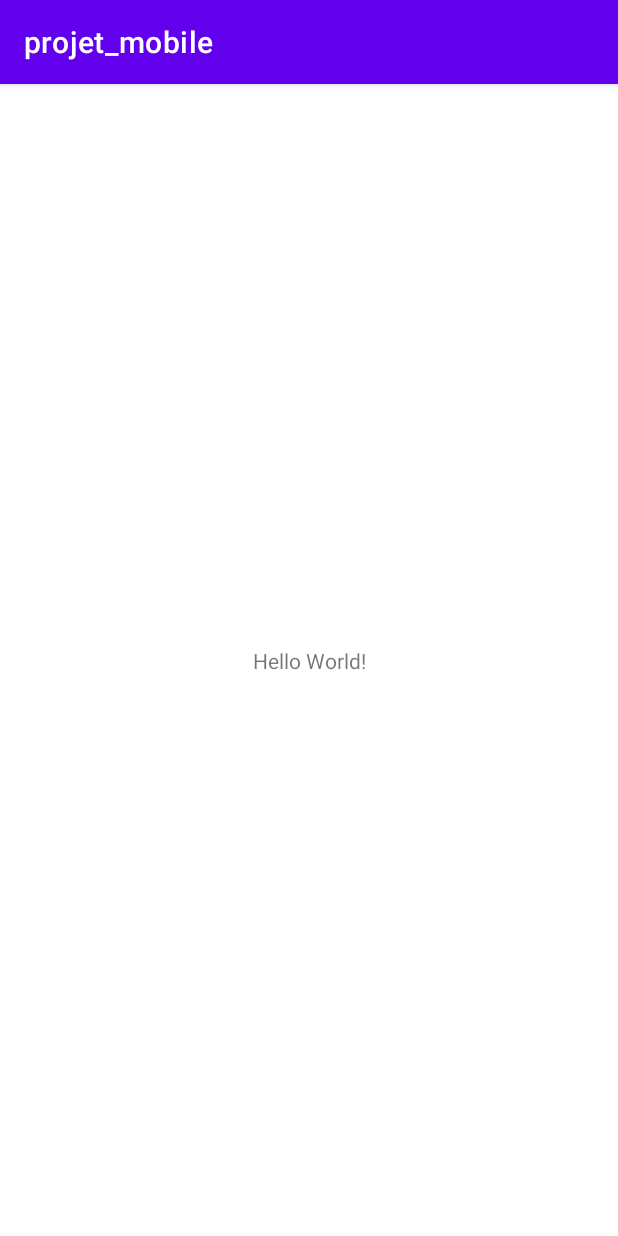
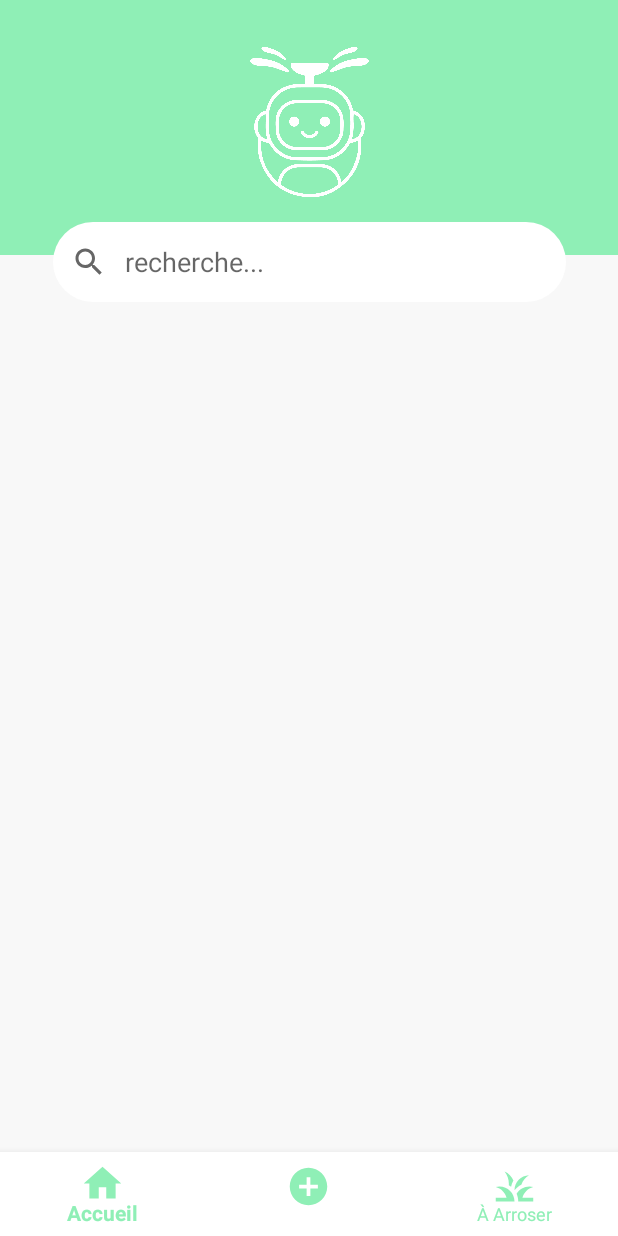
Before and after one commit to zinouboucherir/Arrobot, an Android app: the screen it shows after launch (MainActivity), on a phone screen of 412 x 824 dp. Run offline under Robolectric (Android 15) with nearby library versions, the phone set to English and light mode, and no system bars.

Commit message:
bottom_menu

```diff
--- a/app/build.gradle
+++ b/app/build.gradle
@@ -39,6 +39,8 @@ dependencies {
     implementation 'androidx.appcompat:appcompat:1.3.1'
     implementation 'com.google.android.material:material:1.4.0'
     implementation 'androidx.constraintlayout:constraintlayout:2.1.1'
+    implementation 'com.google.android.material:material:1.1.0'
+    implementation 'androidx.legacy:legacy-support-v4:1.0.0'
     testImplementation 'junit:junit:4.+'
     androidTestImplementation 'androidx.test.ext:junit:1.1.3'
     androidTestImplementation 'androidx.test.espresso:espresso-core:3.4.0'
--- a/app/src/main/java/com/example/projet_mobile/MainActivity.kt
+++ b/app/src/main/java/com/example/projet_mobile/MainActivity.kt
@@ -1,11 +1,40 @@
 package com.example.projet_mobile
 
+import android.content.Intent
 import androidx.appcompat.app.AppCompatActivity
 import android.os.Bundle
+import android.view.MenuItem
+import androidx.fragment.app.Fragment
+import com.example.projet_mobile.fragments.AddFragment
+import com.example.projet_mobile.fragments.ArrosageFragment
+import com.example.projet_mobile.fragments.HomeFragment
+import com.google.android.material.bottomnavigation.BottomNavigationView
 
 class MainActivity : AppCompatActivity() {
+    private val homeFragment=HomeFragment()
+    private val arrosageFragment=ArrosageFragment()
+    private val addFragment=AddFragment()
     override fun onCreate(savedInstanceState: Bundle?) {
         super.onCreate(savedInstanceState)
         setContentView(R.layout.activity_main)
+        replaceFragment(homeFragment)
+
+        val navigation=findViewById<BottomNavigationView>(R.id.bottom_menu)
+        navigation.setOnNavigationItemSelectedListener {
+            when(it.itemId){
+                R.id.home->replaceFragment(homeFragment)
+                R.id.add->replaceFragment(addFragment)
+                R.id.grass->replaceFragment(arrosageFragment)
+            }
+            true
+        }
+    }
+    private fun replaceFragment(fragment: Fragment){
+        if(fragment!=null)
+        {
+            val transaction=supportFragmentManager.beginTransaction()
+            transaction.replace(R.id.fragment_container,fragment)
+            transaction.commit()
+        }
     }
 }
--- /dev/null
+++ b/app/src/main/java/com/example/projet_mobile/fragments/AddFragment.kt
@@ -0,0 +1,24 @@
+package com.example.projet_mobile.fragments
+
+import android.os.Bundle
+import androidx.fragment.app.Fragment
+import android.view.LayoutInflater
+import android.view.View
+import android.view.ViewGroup
+import com.example.projet_mobile.R
+
+
+class AddFragment : Fragment() {
+
+    override fun onCreate(savedInstanceState: Bundle?) {
+        super.onCreate(savedInstanceState)
+    }
+
+    override fun onCreateView(
+        inflater: LayoutInflater, container: ViewGroup?,
+        savedInstanceState: Bundle?
+    ): View? {
+        // Inflate the layout for this fragment
+        return inflater.inflate(R.layout.fragment_add, container, false)
+    }
+}
--- /dev/null
+++ b/app/src/main/java/com/example/projet_mobile/fragments/ArrosageFragment.kt
@@ -0,0 +1,23 @@
+package com.example.projet_mobile.fragments
+
+import android.os.Bundle
+import androidx.fragment.app.Fragment
+import android.view.LayoutInflater
+import android.view.View
+import android.view.ViewGroup
+import com.example.projet_mobile.R
+
+class ArrosageFragment : Fragment() {
+
+    override fun onCreate(savedInstanceState: Bundle?) {
+        super.onCreate(savedInstanceState)
+    }
+
+    override fun onCreateView(
+        inflater: LayoutInflater, container: ViewGroup?,
+        savedInstanceState: Bundle?
+    ): View? {
+        // Inflate the layout for this fragment
+        return inflater.inflate(R.layout.fragment_arrosage, container, false)
+    }
+}
--- /dev/null
+++ b/app/src/main/java/com/example/projet_mobile/fragments/HomeFragment.kt
@@ -0,0 +1,23 @@
+package com.example.projet_mobile.fragments
+
+import android.os.Bundle
+import androidx.fragment.app.Fragment
+import android.view.LayoutInflater
+import android.view.View
+import android.view.ViewGroup
+import com.example.projet_mobile.R
+
+class HomeFragment : Fragment() {
+
+    override fun onCreate(savedInstanceState: Bundle?) {
+        super.onCreate(savedInstanceState)
+    }
+
+    override fun onCreateView(
+        inflater: LayoutInflater, container: ViewGroup?,
+        savedInstanceState: Bundle?
+    ): View? {
+        // Inflate the layout for this fragment
+        return inflater.inflate(R.layout.fragment_home, container, false)
+    }
+}
--- /dev/null
+++ b/app/src/main/res/drawable/custum_input.xml
@@ -0,0 +1,10 @@
+<?xml version="1.0" encoding="utf-8"?>
+<selector xmlns:android="http://schemas.android.com/apk/res/android">
+ <item android:state_enabled="true">
+     <shape android:shape="rectangle">
+        <corners android:radius="50dp"></corners>
+         <solid android:color="#FFFFFF" />
+         <stroke android:color="@android:color/darker_gray"></stroke>
+     </shape>
+ </item>
+</selector>
--- /dev/null
+++ b/app/src/main/res/drawable/ic_add.xml
@@ -0,0 +1,10 @@
+<vector xmlns:android="http://schemas.android.com/apk/res/android"
+    android:width="24dp"
+    android:height="24dp"
+    android:viewportWidth="24"
+    android:viewportHeight="24"
+    android:tint="?attr/colorControlNormal">
+  <path
+      android:fillColor="@android:color/white"
+      android:pathData="M12,2C6.48,2 2,6.48 2,12s4.48,10 10,10 10,-4.48 10,-10S17.52,2 12,2zM17,13h-4v4h-2v-4L7,13v-2h4L11,7h2v4h4v2z"/>
+</vector>
--- /dev/null
+++ b/app/src/main/res/drawable/ic_grass.xml
@@ -0,0 +1,10 @@
+<vector xmlns:android="http://schemas.android.com/apk/res/android"
+    android:width="24dp"
+    android:height="24dp"
+    android:viewportWidth="24"
+    android:viewportHeight="24"
+    android:tint="?attr/colorControlNormal">
+  <path
+      android:fillColor="@android:color/white"
+      android:pathData="M12,20H2v-2h5.75l0,0C7.02,15.19 4.81,12.99 2,12.26C2.64,12.1 3.31,12 4,12C8.42,12 12,15.58 12,20zM22,12.26C21.36,12.1 20.69,12 20,12c-2.93,0 -5.48,1.58 -6.88,3.93c0.29,0.66 0.53,1.35 0.67,2.07c0.13,0.65 0.2,1.32 0.2,2h2h6v-2h-5.75C16.98,15.19 19.19,12.99 22,12.26zM15.64,11.02c0.78,-2.09 2.23,-3.84 4.09,-5C15.44,6.16 12,9.67 12,14c0,0.01 0,0.02 0,0.02C12.95,12.75 14.2,11.72 15.64,11.02zM11.42,8.85C10.58,6.66 8.88,4.89 6.7,4C8.14,5.86 9,8.18 9,10.71c0,0.21 -0.03,0.41 -0.04,0.61c0.43,0.24 0.83,0.52 1.22,0.82C10.39,10.96 10.83,9.85 11.42,8.85z"/>
+</vector>
--- /dev/null
+++ b/app/src/main/res/drawable/ic_home.xml
@@ -0,0 +1,10 @@
+<vector xmlns:android="http://schemas.android.com/apk/res/android"
+    android:width="24dp"
+    android:height="24dp"
+    android:viewportWidth="24"
+    android:viewportHeight="24"
+    android:tint="?attr/colorControlNormal">
+  <path
+      android:fillColor="@android:color/white"
+      android:pathData="M10,20v-6h4v6h5v-8h3L12,3 2,12h3v8z"/>
+</vector>
--- /dev/null
+++ b/app/src/main/res/drawable/ic_search.xml
@@ -0,0 +1,10 @@
+<vector xmlns:android="http://schemas.android.com/apk/res/android"
+    android:width="24dp"
+    android:height="24dp"
+    android:viewportWidth="24"
+    android:viewportHeight="24"
+    android:tint="?attr/colorControlNormal">
+  <path
+      android:fillColor="@android:color/white"
+      android:pathData="M15.5,14h-0.79l-0.28,-0.27C15.41,12.59 16,11.11 16,9.5 16,5.91 13.09,3 9.5,3S3,5.91 3,9.5 5.91,16 9.5,16c1.61,0 3.09,-0.59 4.23,-1.57l0.27,0.28v0.79l5,4.99L20.49,19l-4.99,-5zM9.5,14C7.01,14 5,11.99 5,9.5S7.01,5 9.5,5 14,7.01 14,9.5 11.99,14 9.5,14z"/>
+</vector>
--- a/app/src/main/res/layout/activity_main.xml
+++ b/app/src/main/res/layout/activity_main.xml
@@ -4,15 +4,29 @@
     xmlns:tools="http://schemas.android.com/tools"
     android:layout_width="match_parent"
     android:layout_height="match_parent"
+    android:background="#F8F8F8"
     tools:context=".MainActivity">
 
-    <TextView
-        android:layout_width="wrap_content"
+    <com.google.android.material.bottomnavigation.BottomNavigationView
+        android:id="@+id/bottom_menu"
+        android:layout_width="match_parent"
         android:layout_height="wrap_content"
-        android:text="Hello World!"
+        android:background="#FFFFFF"
         app:layout_constraintBottom_toBottomOf="parent"
-        app:layout_constraintLeft_toLeftOf="parent"
-        app:layout_constraintRight_toRightOf="parent"
+        app:layout_constraintEnd_toEndOf="parent"
+        app:layout_constraintStart_toStartOf="parent"
+        app:menu="@menu/menu"
+        app:itemIconTint="#8FEFB6"
+        app:itemTextColor="#8FEFB6"
+        app:itemIconSize="30dp" />
+
+    <FrameLayout
+        android:id="@+id/fragment_container"
+        android:layout_width="match_parent"
+        android:layout_height="0dp"
+        app:layout_constraintBottom_toTopOf="@+id/bottom_menu"
+        app:layout_constraintEnd_toEndOf="parent"
+        app:layout_constraintStart_toStartOf="parent"
         app:layout_constraintTop_toTopOf="parent" />
 
 </androidx.constraintlayout.widget.ConstraintLayout>
--- /dev/null
+++ b/app/src/main/res/layout/fragment_add.xml
@@ -0,0 +1,20 @@
+<?xml version="1.0" encoding="utf-8"?>
+<androidx.constraintlayout.widget.ConstraintLayout xmlns:android="http://schemas.android.com/apk/res/android"
+    xmlns:app="http://schemas.android.com/apk/res-auto"
+    xmlns:tools="http://schemas.android.com/tools"
+    android:id="@+id/frameLayout3"
+    android:layout_width="match_parent"
+    android:layout_height="match_parent"
+    tools:context=".fragments.AddFragment">
+
+    <TextView
+        android:id="@+id/textView3"
+        android:layout_width="wrap_content"
+        android:layout_height="wrap_content"
+        android:text="Ajouter une plante"
+        android:textSize="36sp"
+        app:layout_constraintBottom_toBottomOf="parent"
+        app:layout_constraintEnd_toEndOf="parent"
+        app:layout_constraintStart_toStartOf="parent"
+        app:layout_constraintTop_toTopOf="parent" />
+</androidx.constraintlayout.widget.ConstraintLayout>
--- /dev/null
+++ b/app/src/main/res/layout/fragment_arrosage.xml
@@ -0,0 +1,20 @@
+<?xml version="1.0" encoding="utf-8"?>
+<androidx.constraintlayout.widget.ConstraintLayout xmlns:android="http://schemas.android.com/apk/res/android"
+    xmlns:app="http://schemas.android.com/apk/res-auto"
+    xmlns:tools="http://schemas.android.com/tools"
+    android:id="@+id/frameLayout"
+    android:layout_width="match_parent"
+    android:layout_height="match_parent"
+    tools:context=".fragments.ArrosageFragment">
+
+    <TextView
+        android:id="@+id/textView2"
+        android:layout_width="wrap_content"
+        android:layout_height="wrap_content"
+        android:text="Plantes à Arroser"
+        android:textSize="36sp"
+        app:layout_constraintBottom_toBottomOf="parent"
+        app:layout_constraintEnd_toEndOf="parent"
+        app:layout_constraintStart_toStartOf="parent"
+        app:layout_constraintTop_toTopOf="parent" />
+</androidx.constraintlayout.widget.ConstraintLayout>
--- /dev/null
+++ b/app/src/main/res/layout/fragment_home.xml
@@ -0,0 +1,52 @@
+<?xml version="1.0" encoding="utf-8"?>
+<androidx.constraintlayout.widget.ConstraintLayout xmlns:android="http://schemas.android.com/apk/res/android"
+    xmlns:app="http://schemas.android.com/apk/res-auto"
+    xmlns:tools="http://schemas.android.com/tools"
+    android:id="@+id/frameLayout2"
+    android:layout_width="match_parent"
+    android:layout_height="match_parent"
+    tools:context=".fragments.HomeFragment">
+
+    <androidx.constraintlayout.widget.ConstraintLayout
+        android:id="@+id/constraintLayout2"
+        android:layout_width="414dp"
+        android:layout_height="170dp"
+        android:background="#8FEFB6"
+        app:layout_constraintEnd_toEndOf="parent"
+        app:layout_constraintHorizontal_bias="1.0"
+        app:layout_constraintStart_toStartOf="parent"
+        app:layout_constraintTop_toTopOf="parent">
+
+        <ImageView
+            android:id="@+id/imageView2"
+            android:layout_width="215dp"
+            android:layout_height="123dp"
+            app:layout_constraintBottom_toBottomOf="parent"
+            app:layout_constraintEnd_toEndOf="parent"
+            app:layout_constraintHorizontal_bias="0.502"
+            app:layout_constraintStart_toStartOf="parent"
+            app:layout_constraintTop_toTopOf="parent"
+            app:layout_constraintVertical_bias="0.51"
+            app:srcCompat="@drawable/logo1" />
+
+    </androidx.constraintlayout.widget.ConstraintLayout>
+
+    <EditText
+        android:id="@+id/editTextTextPersonName3"
+        android:layout_width="342dp"
+        android:layout_height="53dp"
+        android:layout_marginTop="148dp"
+        android:background="@drawable/custum_input"
+        android:drawableStart="@drawable/ic_search"
+        android:drawableLeft="@drawable/ic_search"
+        android:drawablePadding="12dp"
+        android:ems="10"
+        android:hint="recherche..."
+        android:inputType="textPersonName"
+        android:paddingStart="12dp"
+        android:paddingLeft="12dp"
+        android:paddingEnd="12dp"
+        app:layout_constraintEnd_toEndOf="parent"
+        app:layout_constraintStart_toStartOf="parent"
+        app:layout_constraintTop_toTopOf="@+id/constraintLayout2" />
+</androidx.constraintlayout.widget.ConstraintLayout>
--- /dev/null
+++ b/app/src/main/res/menu/menu.xml
@@ -0,0 +1,18 @@
+<?xml version="1.0" encoding="utf-8"?>
+<menu xmlns:android="http://schemas.android.com/apk/res/android">
+ <item
+     android:icon="@drawable/ic_home"
+     android:title="Accueil"
+     android:id="@+id/home">
+ </item>
+    <item
+        android:icon="@drawable/ic_add"
+        android:title=""
+        android:id="@+id/add">
+    </item>
+    <item
+        android:icon="@drawable/ic_grass"
+        android:title="À Arroser"
+        android:id="@+id/grass">
+    </item>
+</menu>
--- a/app/src/main/res/values/strings.xml
+++ b/app/src/main/res/values/strings.xml
@@ -1,3 +1,4 @@
 <resources>
     <string name="app_name">projet_mobile</string>
+    <string name="hello_blank_fragment">Hello blank fragment</string>
 </resources>
--- a/app/src/main/res/values/themes.xml
+++ b/app/src/main/res/values/themes.xml
@@ -1,12 +1,12 @@
 <resources xmlns:tools="http://schemas.android.com/tools">
     <!-- Base application theme. -->
-    <style name="Theme.Projet_mobile" parent="Theme.MaterialComponents.DayNight.DarkActionBar">
+    <style name="Theme.Projet_mobile" parent="Theme.AppCompat.Light.NoActionBar">
         <!-- Primary brand color. -->
-        <item name="colorPrimary">@color/purple_500</item>
-        <item name="colorPrimaryVariant">@color/purple_700</item>
+        <item name="colorPrimary">#8FEFB6</item>
+        <item name="colorPrimaryVariant">#8FEFB6</item>
         <item name="colorOnPrimary">@color/white</item>
         <!-- Secondary brand color. -->
-        <item name="colorSecondary">@color/teal_200</item>
+        <item name="colorSecondary">#8FEFB6</item>
         <item name="colorSecondaryVariant">@color/teal_700</item>
         <item name="colorOnSecondary">@color/black</item>
         <!-- Status bar color. -->
```
Also changed, not shown: app/src/main/AndroidManifest.xml (+5 -4 lines), app/src/main/res/drawable-v24/logo1.png (added).
